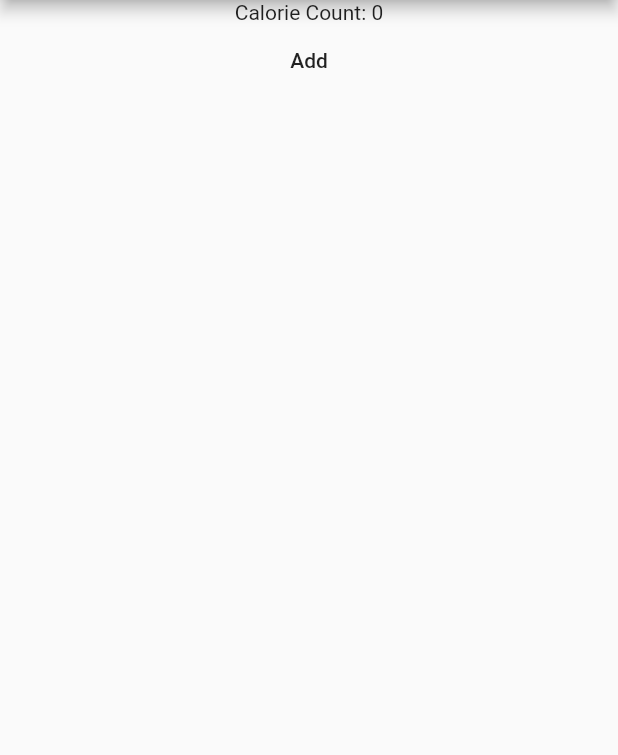
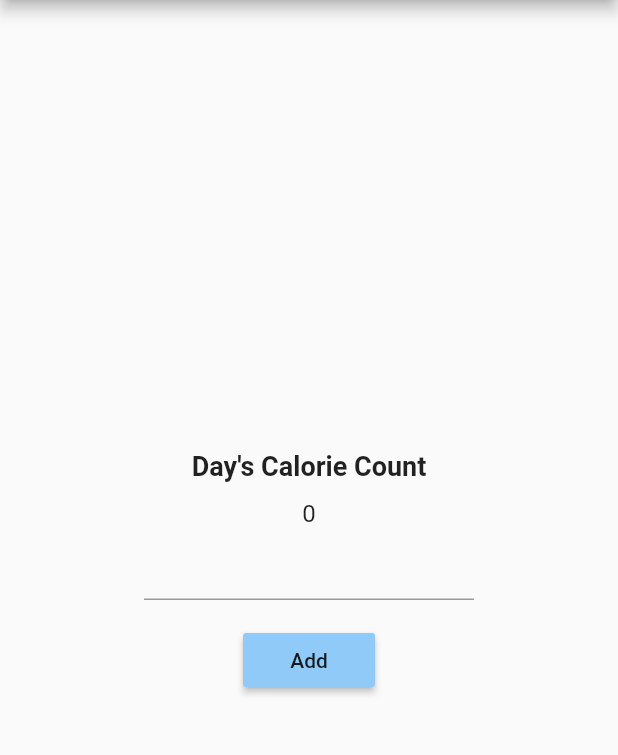
Before and after one commit to JayyyR/CalorieCountAppFlutter, a Flutter app: the screen it shows after launch, on a phone screen of 412 x 824 dp, the part 84-839 px from its top. Run offline on Flutter 3.47's test engine with Material 2 defaults, Android fonts, the phone set to English and light mode, and no system bars; our stand-ins replace rxdart.

Commit message:
adding UI

```diff
--- a/lib/AddCaloriesPage.dart
+++ b/lib/AddCaloriesPage.dart
@@ -25,13 +25,37 @@ class _AddCaloriesPageState extends State<AddCaloriesPage> {
     return Scaffold(
       body: Center(
           child: Column(
+        mainAxisAlignment: MainAxisAlignment.center,
         children: [
-          Text("Calorie Count: ${viewModel.totalCaloriesForDay}"),
-          MaterialButton(
-            onPressed: () {
-              viewModel.onAddCaloriesToDayPressed(200);
-            },
-            child: Text("Add"),
+          Padding(
+            padding: EdgeInsets.all(12.0),
+            child: Text(
+              "Day's Calorie Count",
+              style: TextStyle(fontSize: 18.0, fontWeight: FontWeight.bold),
+            ),
+          ),
+          Text(
+              "${viewModel.totalCaloriesForDay}",
+              style: TextStyle(fontSize: 16.0)
+          ),
+          Padding(
+            padding: EdgeInsets.only(
+              left: 96,
+              right: 96
+            ),
+            child: TextField(
+
+            )
+          ),
+          Padding(
+            padding: EdgeInsets.all(16.0),
+            child: MaterialButton(
+              color: Colors.blue[200],
+              onPressed: () {
+                viewModel.onAddCaloriesToDayPressed(200);
+              },
+              child: Text("Add"),
+            ),
           )
         ],
       )),
@@ -43,9 +67,11 @@ class _AddCaloriesPageViewModel {
   final VoidCallback triggerViewStateChange;
   final PublishSubject<int> dayFinished = PublishSubject();
 
+  int totalCaloriesForDay = 0;
+
   _AddCaloriesPageViewModel({@required this.triggerViewStateChange});
 
-  int totalCaloriesForDay = 0;
+  void dispose() => dayFinished.close();
 
   void onAddCaloriesToDayPressed(int caloriesInMeal) {
     //add calories to total
@@ -54,6 +80,4 @@ class _AddCaloriesPageViewModel {
     //trigger view state
     triggerViewStateChange();
   }
-
-  void dispose() => dayFinished.close();
 }
```
Also changed, not shown: 1 other file.
